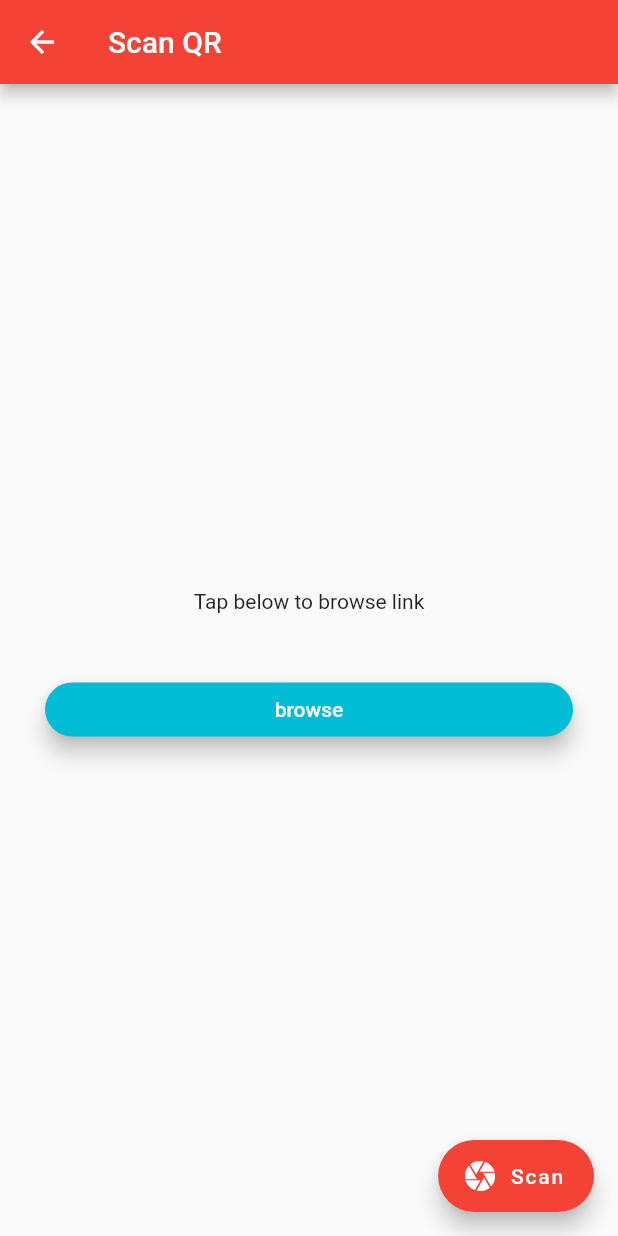
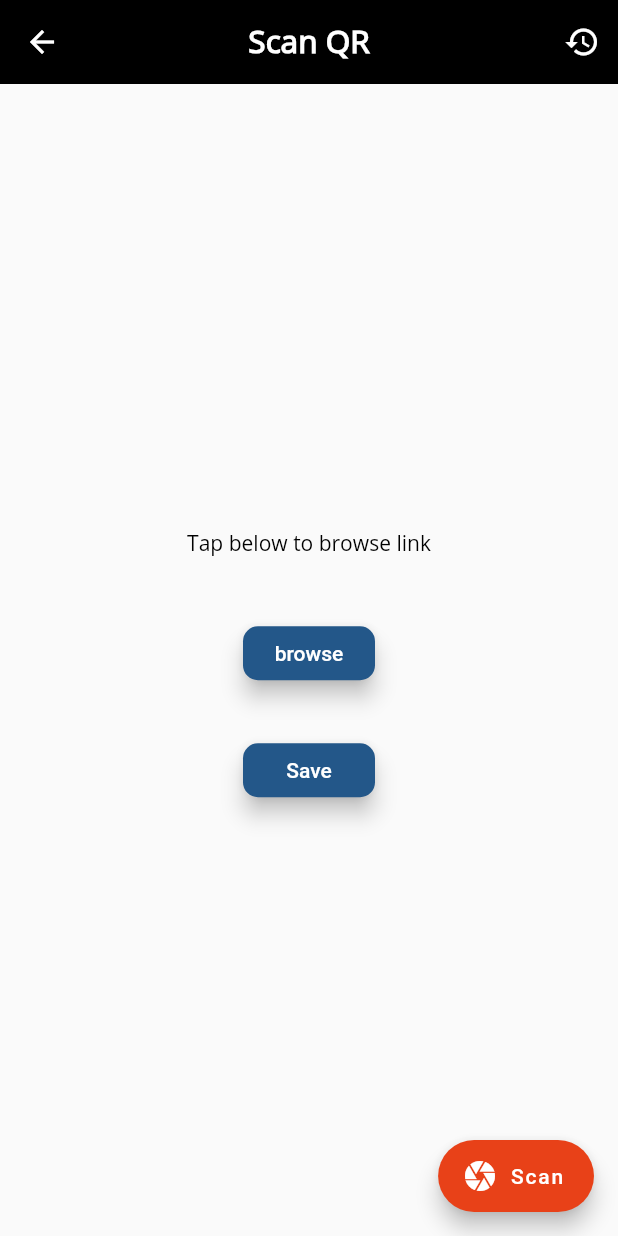
Before and after one commit to JohnnyXN03/qr-scanner, a Flutter app: the ScanPage screen opened by its route, on a phone screen of 412 x 824 dp. Run offline on Flutter 3.47's test engine with Material 2 defaults, Android fonts, the phone set to English and light mode, and no system bars; our stand-ins replace qr_flutter; missing offline and left inert: flutter_webview_plugin, qrscan.

Commit message:
ui changed

```diff
--- a/lib/main.dart
+++ b/lib/main.dart
@@ -1,5 +1,6 @@
 import 'package:flutter/material.dart';
 import 'package:qrcode/screens/generate.dart';
+import 'package:qrcode/screens/saved.dart';
 import 'package:qrcode/screens/scancode.dart';
 import 'package:qrcode/screens/urllaunch.dart';
 import './screens/homepage.dart';
@@ -17,6 +18,7 @@ class MyApp extends StatelessWidget {
         '/second': (context) => ScanPage(),
         '/third': (context) => Web(null),
         '/final': (context) => GeneratePage(),
+        '/fifth': (context) => Saved(),
       },
     );
   }
--- a/lib/screens/scancode.dart
+++ b/lib/screens/scancode.dart
@@ -1,4 +1,5 @@
 import 'package:flutter/material.dart';
+import 'package:qrcode/screens/saved.dart';
 import 'package:qrcode/screens/urllaunch.dart';
 import 'package:qrscan/qrscan.dart' as scanner;
 
@@ -23,8 +24,29 @@ class _ScanPageState extends State<ScanPage> {
     return SafeArea(
         child: Scaffold(
             appBar: AppBar(
-        title: Text('Scan QR'),
-        backgroundColor: Colors.red,
+              centerTitle: true,
+              actions: <Widget>[
+                IconButton(
+                    icon: Icon(Icons.history),
+                    onPressed: () {
+                      Navigator.push(
+                          context,
+                          MaterialPageRoute(
+                              builder: (BuildContext context) => Saved()));
+                    },
+                    color: Colors.white),
+              ],
+              title: Text(
+                'Scan QR',
+                style: TextStyle(
+                  fontFamily: 'OpenSans',
+                  fontWeight: FontWeight.w600,
+                  fontSize: 21,
+                  color: Colors.white,
+                ),
+              ),
+              backgroundColor: Colors.black,
+              elevation: 0,
             ),
             body: Center(
               child: Container(
@@ -33,17 +55,25 @@ class _ScanPageState extends State<ScanPage> {
                 padding: EdgeInsets.all(15),
                 child: Column(
                     mainAxisAlignment: MainAxisAlignment.center,
-              crossAxisAlignment: CrossAxisAlignment.stretch,
+                    crossAxisAlignment: CrossAxisAlignment.center,
                     children: <Widget>[
-                Text(
+                      Container(
+                        width: MediaQuery.of(context).size.width,
+                        child: Text(
                           qrcode,
+                          textAlign: TextAlign.center,
                           style: TextStyle(
                             fontSize: 21,
                           ),
                         ),
+                      ),
                       Container(
                         alignment: Alignment.center,
-                  child: Text('Tap below to browse link'),
+                        child: Text(
+                          'Tap below to browse link',
+                          style: TextStyle(
+                              color: Colors.black, fontFamily: 'OpenSans'),
+                        ),
                       ),
                       SizedBox(
                         height: 25,
@@ -54,17 +84,32 @@ class _ScanPageState extends State<ScanPage> {
                         child: RaisedButton(
                           elevation: 6,
                           shape: RoundedRectangleBorder(
-                        borderRadius: BorderRadius.circular(20)),
-                    color: Colors.cyan,
+                              borderRadius: BorderRadius.circular(10)),
+                          color: Color(0xFF235789),
                           onPressed: () {
                             var url = qrcode;
                             Navigator.push(
                                 context,
                                 MaterialPageRoute(
-                              builder: (BuildContext context) => Web(url)));
+                                    builder: (BuildContext context) =>
+                                        Web(url)));
                           },
                           child: Text(
                             'browse',
+                            style: TextStyle(color: Colors.white),
+                          ),
+                        ),
+                      ),
+                      Container(
+                        padding: EdgeInsets.all(15),
+                        child: RaisedButton(
+                          elevation: 6,
+                          shape: RoundedRectangleBorder(
+                              borderRadius: BorderRadius.circular(10)),
+                          color: Color(0xFF235789),
+                          onPressed: () {},
+                          child: Text(
+                            'Save',
                             style: TextStyle(color: Colors.white),
                           ),
                         ),
@@ -75,11 +120,10 @@ class _ScanPageState extends State<ScanPage> {
             floatingActionButton: FloatingActionButton.extended(
               onPressed: _scan,
               label: Text('Scan'),
-        backgroundColor: Colors.red,
+              backgroundColor: Color(0xFFE84118),
               isExtended: true,
               icon: Icon(Icons.camera),
-      ),
-    ));
+            )));
   }
 
   Future _scan() async {
```
Also changed, not shown: lib/screens/generate.dart (+31 -7 lines), lib/screens/homepage.dart (+7 -1 lines), lib/screens/saved.dart (added, +27 -0 lines). Lines whose indentation alone changed are shown as unchanged.
